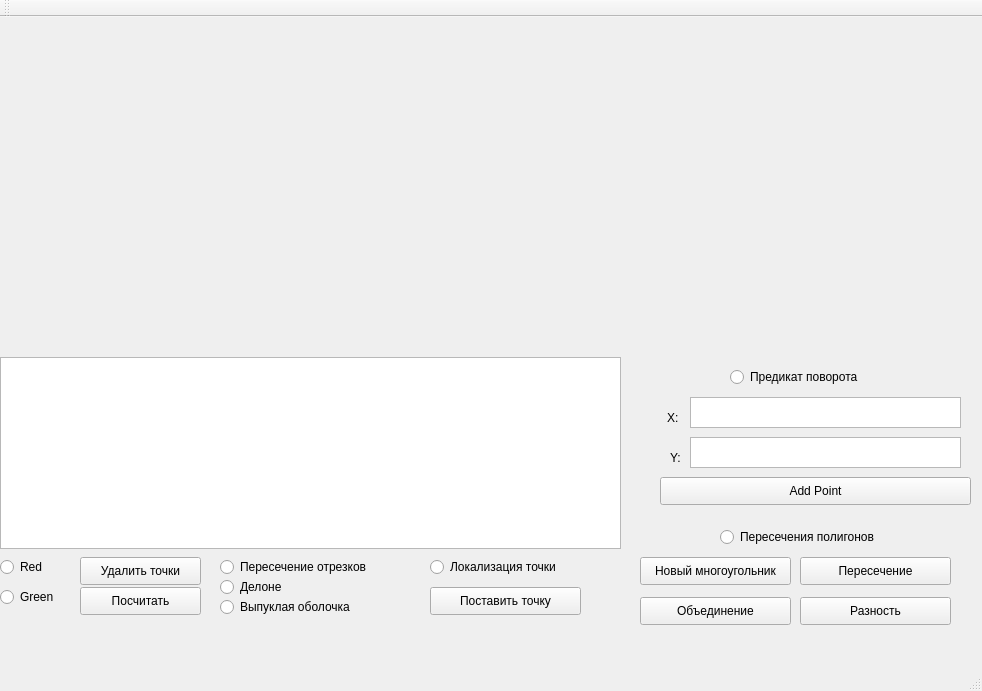
Old version of the form SVB_KG/1_CrossLines/mainwindow.ui in the repository Saharochekl/FSR_KG.
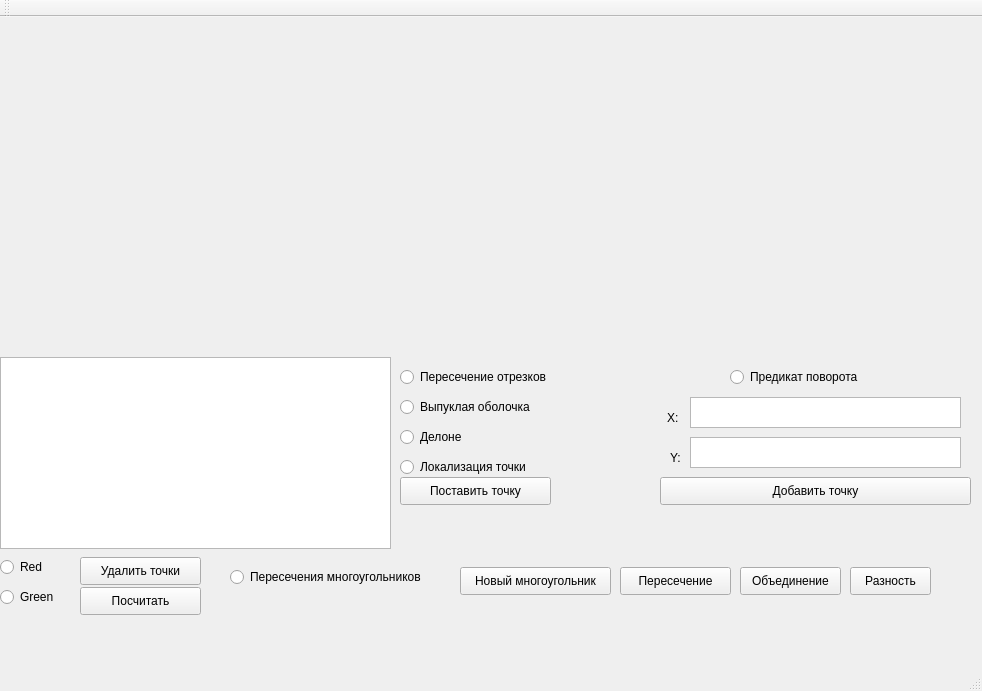
New version of the form. Custom widgets are drawn as their Qt base class.

What changed in the file:
```diff
--- a/SVB_KG/1_CrossLines/mainwindow.ui
+++ b/SVB_KG/1_CrossLines/mainwindow.ui
@@ -29,7 +29,7 @@
      <rect>
       <x>0</x>
       <y>340</y>
-      <width>621</width>
+      <width>391</width>
       <height>192</height>
      </rect>
     </property>
@@ -76,8 +76,8 @@
    <widget class="QRadioButton" name="task1">
     <property name="geometry">
      <rect>
-      <x>220</x>
-      <y>540</y>
+      <x>400</x>
+      <y>350</y>
       <width>171</width>
       <height>20</height>
      </rect>
@@ -89,8 +89,8 @@
    <widget class="QRadioButton" name="task3">
     <property name="geometry">
      <rect>
-      <x>220</x>
-      <y>580</y>
+      <x>400</x>
+      <y>380</y>
       <width>151</width>
       <height>20</height>
      </rect>
@@ -115,8 +115,8 @@
    <widget class="QRadioButton" name="task4">
     <property name="geometry">
      <rect>
-      <x>220</x>
-      <y>560</y>
+      <x>400</x>
+      <y>410</y>
       <width>95</width>
       <height>20</height>
      </rect>
@@ -128,21 +128,21 @@
    <widget class="QRadioButton" name="task5">
     <property name="geometry">
      <rect>
-      <x>720</x>
-      <y>510</y>
-      <width>201</width>
+      <x>230</x>
+      <y>550</y>
+      <width>221</width>
       <height>20</height>
      </rect>
     </property>
     <property name="text">
-     <string>Пересечения полигонов </string>
+     <string>Пересечения многоугольников </string>
     </property>
    </widget>
    <widget class="QRadioButton" name="task6">
     <property name="geometry">
      <rect>
-      <x>430</x>
-      <y>540</y>
+      <x>400</x>
+      <y>440</y>
       <width>151</width>
       <height>20</height>
      </rect>
@@ -194,7 +194,7 @@
      </rect>
     </property>
     <property name="text">
-     <string>Add Point</string>
+     <string>Добавить точку</string>
     </property>
    </widget>
    <widget class="QLabel" name="label">
@@ -226,8 +226,8 @@
    <widget class="QPushButton" name="New_Poly">
     <property name="geometry">
      <rect>
-      <x>640</x>
-      <y>540</y>
+      <x>460</x>
+      <y>550</y>
       <width>151</width>
       <height>28</height>
      </rect>
@@ -239,9 +239,9 @@
    <widget class="QPushButton" name="intersection_calc">
     <property name="geometry">
      <rect>
-      <x>800</x>
-      <y>540</y>
-      <width>151</width>
+      <x>620</x>
+      <y>550</y>
+      <width>111</width>
       <height>28</height>
      </rect>
     </property>
@@ -252,9 +252,9 @@
    <widget class="QPushButton" name="combining_calc">
     <property name="geometry">
      <rect>
-      <x>640</x>
-      <y>580</y>
-      <width>151</width>
+      <x>740</x>
+      <y>550</y>
+      <width>101</width>
       <height>28</height>
      </rect>
     </property>
@@ -265,9 +265,9 @@
    <widget class="QPushButton" name="difference_calc">
     <property name="geometry">
      <rect>
-      <x>800</x>
-      <y>580</y>
-      <width>151</width>
+      <x>850</x>
+      <y>550</y>
+      <width>81</width>
       <height>28</height>
      </rect>
     </property>
@@ -278,8 +278,8 @@
    <widget class="QPushButton" name="Add_point">
     <property name="geometry">
      <rect>
-      <x>430</x>
-      <y>570</y>
+      <x>400</x>
+      <y>460</y>
       <width>151</width>
       <height>28</height>
      </rect>
```
